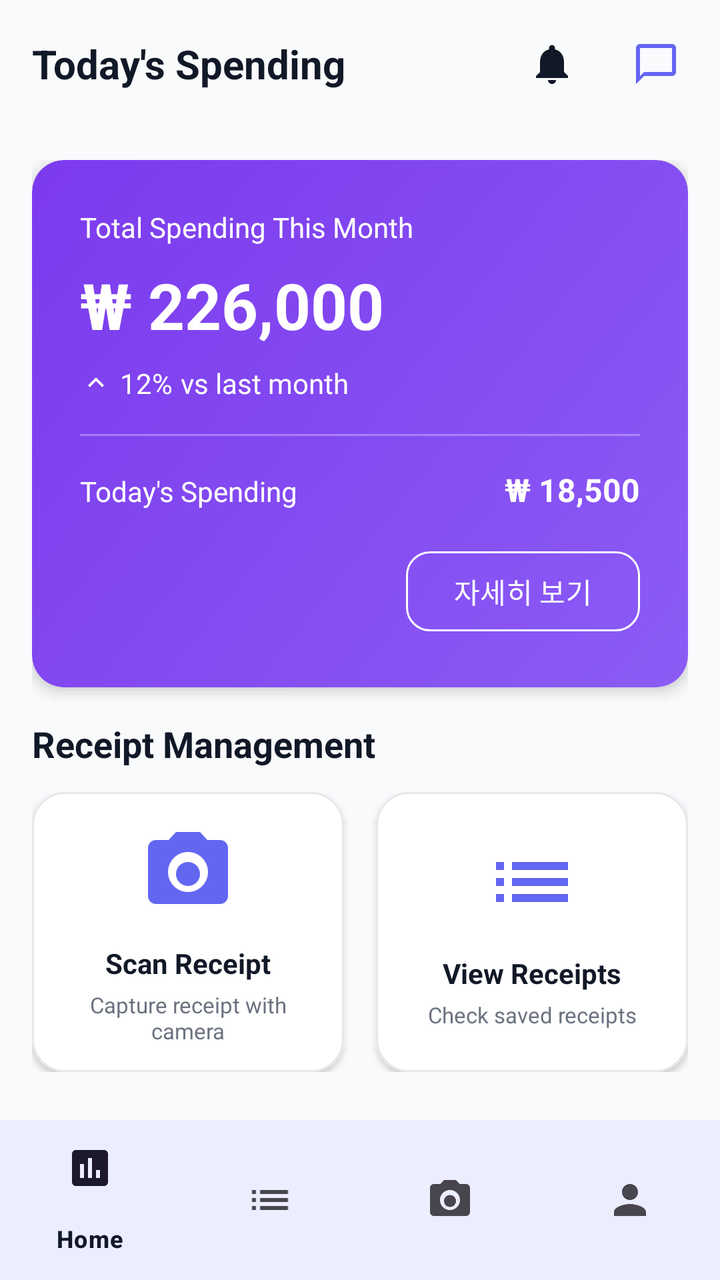
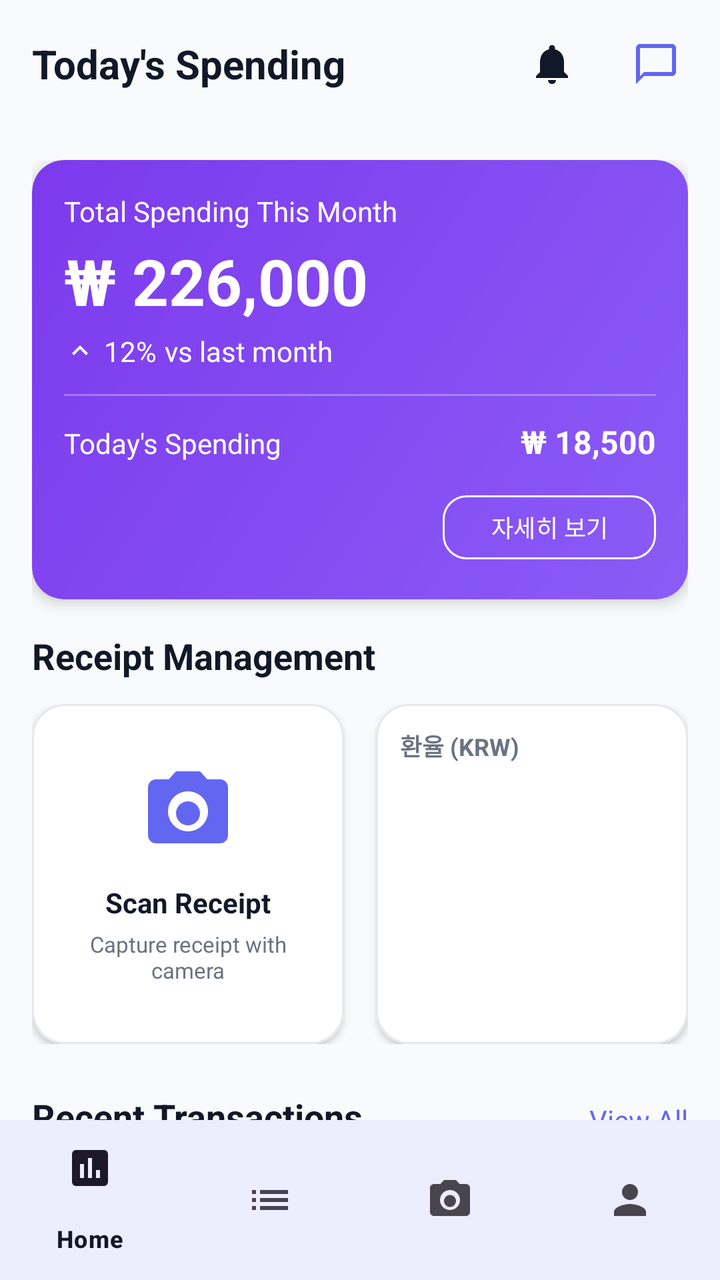

Screens rendered from an Android XML layout before and after an edit, with the pre-edit source and the edit as a unified diff.
<!-- AndroidManifest.xml: application theme Theme.Receiptify -->
<!-- res/layout/activity_home.xml -->
<?xml version="1.0" encoding="utf-8"?>
<androidx.coordinatorlayout.widget.CoordinatorLayout xmlns:android="http://schemas.android.com/apk/res/android"
    xmlns:app="http://schemas.android.com/apk/res-auto"
    android:layout_width="match_parent"
    android:layout_height="match_parent"
    android:background="@color/background_light">

    <com.google.android.material.appbar.AppBarLayout
        android:layout_width="match_parent"
        android:layout_height="wrap_content"
        android:background="@android:color/transparent"
        app:elevation="0dp">

        <androidx.appcompat.widget.Toolbar
            android:id="@+id/toolbar"
            android:layout_width="match_parent"
            android:layout_height="?attr/actionBarSize"
            android:background="@android:color/transparent">

            
            <LinearLayout
                android:layout_width="match_parent"
                android:layout_height="wrap_content"
                android:gravity="center_vertical"
                android:orientation="horizontal">

                
                <TextView
                    android:layout_width="0dp"
                    android:layout_height="wrap_content"
                    android:layout_weight="1"
                    android:text="@string/home_title"
                    android:textColor="@color/text_primary"
                    android:textSize="20sp"
                    android:textStyle="bold" />

                
                <FrameLayout
                    android:id="@+id/layoutNotificationIcon"
                    android:layout_width="48dp"
                    android:layout_height="48dp"
                    android:layout_marginEnd="4dp"
                    android:background="?attr/selectableItemBackgroundBorderless"
                    android:clickable="true"
                    android:focusable="true"
                    android:padding="12dp">

                    <ImageView
                        android:id="@+id/ivNotificationIcon"
                        android:layout_width="24dp"
                        android:layout_height="24dp"
                        android:layout_gravity="center"
                        android:contentDescription="알림"
                        android:src="@drawable/ic_notifications"
                        app:tint="@color/text_primary" />

                    <TextView
                        android:id="@+id/tvNotificationBadge"
                        android:layout_width="16dp"
                        android:layout_height="16dp"
                        android:layout_gravity="top|end"
                        android:layout_marginTop="8dp"
                        android:layout_marginEnd="8dp"
                        android:background="@drawable/bg_notification_badge"
                        android:gravity="center"
                        android:text="0"
                        android:textColor="@android:color/white"
                        android:textSize="10sp"
                        android:textStyle="bold"
                        android:visibility="gone" />

                </FrameLayout>

                
                <ImageButton
                    android:id="@+id/btnChatbot"
                    android:layout_width="48dp"
                    android:layout_height="48dp"
                    android:layout_marginEnd="8dp"
                    android:background="?attr/selectableItemBackgroundBorderless"
                    android:contentDescription="챗봇"
                    android:padding="12dp"
                    android:src="@drawable/ic_chat"
                    app:tint="@color/primary_purple" />

            </LinearLayout>

        </androidx.appcompat.widget.Toolbar>

    </com.google.android.material.appbar.AppBarLayout>

    <androidx.core.widget.NestedScrollView
        android:layout_width="match_parent"
        android:layout_height="match_parent"
        android:fillViewport="true"
        app:layout_behavior="@string/appbar_scrolling_view_behavior">

        <LinearLayout
            android:layout_width="match_parent"
            android:layout_height="wrap_content"
            android:orientation="vertical"
            android:padding="16dp">

            
            <androidx.cardview.widget.CardView
                android:layout_width="match_parent"
                android:layout_height="wrap_content"
                android:layout_marginBottom="16dp"
                app:cardCornerRadius="16dp"
                app:cardElevation="4dp">

                <LinearLayout
                    android:layout_width="match_parent"
                    android:layout_height="wrap_content"
                    android:background="@drawable/bg_card_gradient"
                    android:orientation="vertical"
                    android:padding="24dp">

                    <TextView
                        android:layout_width="wrap_content"
                        android:layout_height="wrap_content"
                        android:text="@string/this_month_total"
                        android:textColor="@color/white"
                        android:textSize="14sp" />

                    <TextView
                        android:id="@+id/tvMonthlyTotal"
                        android:layout_width="wrap_content"
                        android:layout_height="wrap_content"
                        android:layout_marginTop="8dp"
                        android:text="₩ 226,000"
                        android:textColor="@color/white"
                        android:textSize="32sp"
                        android:textStyle="bold" />

                    <LinearLayout
                        android:layout_width="wrap_content"
                        android:layout_height="wrap_content"
                        android:layout_marginTop="8dp"
                        android:gravity="center_vertical"
                        android:orientation="horizontal">

                        <ImageView
                            android:id="@+id/ivTrendIcon"
                            android:layout_width="16dp"
                            android:layout_height="16dp"
                            android:src="@drawable/ic_arrow_up"
                            app:tint="@color/white" />

                        <TextView
                            android:id="@+id/tvTrendPercentage"
                            android:layout_width="wrap_content"
                            android:layout_height="wrap_content"
                            android:layout_marginStart="4dp"
                            android:text="12%"
                            android:textColor="@color/white"
                            android:textSize="14sp" />

                        <TextView
                            android:layout_width="wrap_content"
                            android:layout_height="wrap_content"
                            android:layout_marginStart="4dp"
                            android:text="@string/vs_last_month"
                            android:textColor="@color/white"
                            android:textSize="14sp" />

                    </LinearLayout>

                    <View
                        android:layout_width="match_parent"
                        android:layout_height="1dp"
                        android:layout_marginTop="16dp"
                        android:layout_marginBottom="16dp"
                        android:alpha="0.3"
                        android:background="@color/white" />

                    <LinearLayout
                        android:layout_width="match_parent"
                        android:layout_height="wrap_content"
                        android:orientation="horizontal">

                        <TextView
                            android:layout_width="0dp"
                            android:layout_height="wrap_content"
                            android:layout_weight="1"
                            android:text="@string/today_spending"
                            android:textColor="@color/white"
                            android:textSize="14sp" />

                        <TextView
                            android:id="@+id/tvTodaySpending"
                            android:layout_width="wrap_content"
                            android:layout_height="wrap_content"
                            android:text="₩ 18,500"
                            android:textColor="@color/white"
                            android:textSize="16sp"
                            android:textStyle="bold" />

                    </LinearLayout>

                    <com.google.android.material.button.MaterialButton
                        android:id="@+id/btnViewDetails"
                        style="@style/Widget.Material3.Button.OutlinedButton"
                        android:layout_width="wrap_content"
                        android:layout_height="48dp"
                        android:layout_gravity="end"
                        android:layout_marginTop="16dp"
                        android:text="자세히 보기"
                        android:textColor="@color/white"
                        app:cornerRadius="12dp"
                        app:strokeColor="@color/white"
                        app:strokeWidth="1dp" />

                </LinearLayout>

            </androidx.cardview.widget.CardView>

            
            <TextView
                android:layout_width="wrap_content"
                android:layout_height="wrap_content"
                android:layout_marginBottom="12dp"
                android:text="@string/receipt_management"
                android:textColor="@color/text_primary"
                android:textSize="18sp"
                android:textStyle="bold" />

            <LinearLayout
                android:layout_width="match_parent"
                android:layout_height="wrap_content"
                android:layout_marginBottom="24dp"
                android:orientation="horizontal">

                
                <androidx.cardview.widget.CardView
                    android:id="@+id/cardScanReceipt"
                    android:layout_width="0dp"
                    android:layout_height="140dp"
                    android:layout_marginEnd="8dp"
                    android:layout_weight="1"
                    android:clickable="true"
                    android:focusable="true"
                    android:foreground="?attr/selectableItemBackground"
                    app:cardCornerRadius="16dp"
                    app:cardElevation="2dp">

                    <LinearLayout
                        android:layout_width="match_parent"
                        android:layout_height="match_parent"
                        android:background="@drawable/bg_card_white"
                        android:gravity="center"
                        android:orientation="vertical"
                        android:padding="16dp">

                        <ImageView
                            android:layout_width="48dp"
                            android:layout_height="48dp"
                            android:src="@drawable/ic_camera"
                            app:tint="@color/primary_purple" />

                        <TextView
                            android:layout_width="wrap_content"
                            android:layout_height="wrap_content"
                            android:layout_marginTop="12dp"
                            android:text="@string/scan_receipt"
                            android:textColor="@color/text_primary"
                            android:textSize="14sp"
                            android:textStyle="bold" />

                        <TextView
                            android:layout_width="wrap_content"
                            android:layout_height="wrap_content"
                            android:layout_marginTop="4dp"
                            android:gravity="center"
                            android:text="@string/scan_receipt_desc"
                            android:textColor="@color/text_secondary"
                            android:textSize="11sp" />

                    </LinearLayout>

                </androidx.cardview.widget.CardView>

                
                <androidx.cardview.widget.CardView
                    android:id="@+id/cardViewReceipts"
                    android:layout_width="0dp"
                    android:layout_height="140dp"
                    android:layout_marginStart="8dp"
                    android:layout_weight="1"
                    android:clickable="true"
                    android:focusable="true"
                    android:foreground="?attr/selectableItemBackground"
                    app:cardCornerRadius="16dp"
                    app:cardElevation="2dp">

                    <LinearLayout
                        android:layout_width="match_parent"
                        android:layout_height="match_parent"
                        android:background="@drawable/bg_card_white"
                        android:gravity="center"
                        android:orientation="vertical"
                        android:padding="16dp">

                        <ImageView
                            android:layout_width="48dp"
                            android:layout_height="48dp"
                            android:src="@drawable/ic_list"
                            app:tint="@color/primary_purple" />

                        <TextView
                            android:layout_width="wrap_content"
                            android:layout_height="wrap_content"
                            android:layout_marginTop="12dp"
                            android:text="@string/upload_receipt"
                            android:textColor="@color/text_primary"
                            android:textSize="14sp"
                            android:textStyle="bold" />

                        <TextView
                            android:layout_width="wrap_content"
                            android:layout_height="wrap_content"
                            android:layout_marginTop="4dp"
                            android:gravity="center"
                            android:text="@string/upload_receipt_desc"
                            android:textColor="@color/text_secondary"
                            android:textSize="11sp" />

                    </LinearLayout>

                </androidx.cardview.widget.CardView>

            </LinearLayout>

            
            <LinearLayout
                android:layout_width="match_parent"
                android:layout_height="wrap_content"
                android:layout_marginBottom="12dp"
                android:orientation="horizontal">

                <TextView
                    android:layout_width="0dp"
                    android:layout_height="wrap_content"
                    android:layout_weight="1"
                    android:text="@string/recent_transactions"
                    android:textColor="@color/text_primary"
                    android:textSize="18sp"
                    android:textStyle="bold" />

                <TextView
                    android:id="@+id/tvViewAll"
                    android:layout_width="wrap_content"
                    android:layout_height="wrap_content"
                    android:text="@string/view_all"
                    android:textColor="@color/primary_purple"
                    android:textSize="14sp" />

            </LinearLayout>

            
            <androidx.recyclerview.widget.RecyclerView
                android:id="@+id/rvRecentTransactions"
                android:layout_width="match_parent"
                android:layout_height="wrap_content"
                android:nestedScrollingEnabled="false" />

            
            <LinearLayout
                android:id="@+id/layoutEmptyState"
                android:layout_width="match_parent"
                android:layout_height="wrap_content"
                android:layout_marginTop="32dp"
                android:gravity="center"
                android:orientation="vertical"
                android:padding="32dp"
                android:visibility="gone">

                <ImageView
                    android:layout_width="80dp"
                    android:layout_height="80dp"
                    android:alpha="0.3"
                    android:src="@drawable/ic_receipt"
                    app:tint="@color/text_secondary" />

                <TextView
                    android:layout_width="wrap_content"
                    android:layout_height="wrap_content"
                    android:layout_marginTop="16dp"
                    android:text="@string/no_transactions"
                    android:textColor="@color/text_primary"
                    android:textSize="16sp"
                    android:textStyle="bold" />

                <TextView
                    android:layout_width="wrap_content"
                    android:layout_height="wrap_content"
                    android:layout_marginTop="8dp"
                    android:text="@string/start_scanning"
                    android:textColor="@color/text_secondary"
                    android:textSize="14sp" />

            </LinearLayout>

        </LinearLayout>

    </androidx.core.widget.NestedScrollView>

    

    
    <com.google.android.material.bottomnavigation.BottomNavigationView
        android:id="@+id/bottomNavigation"
        android:layout_width="match_parent"
        android:layout_height="wrap_content"
        android:layout_gravity="bottom"
        android:background="@color/white"
        app:elevation="8dp"
        app:menu="@menu/bottom_nav_menu" />

</androidx.coordinatorlayout.widget.CoordinatorLayout>
<!-- resources referenced by this layout -->
<resources>
  <color name="background_light">#F9FAFB</color>
  <color name="primary_purple">#6366F1</color>
  <color name="text_primary">#111827</color>
  <color name="text_secondary">#6B7280</color>
  <color name="white">#FFFFFF</color>
  <!-- drawable bg_card_gradient (drawable) -->
  <?xml version="1.0" encoding="utf-8"?>
  <shape xmlns:android="http://schemas.android.com/apk/res/android"
      android:shape="rectangle">
      <gradient
          android:angle="135"
          android:endColor="#7C3AED"
          android:startColor="#8B5CF6"
          android:type="linear" />
      <corners android:radius="16dp" />
  </shape>
  <!-- drawable bg_card_white (drawable) -->
  <?xml version="1.0" encoding="utf-8"?>
  <shape xmlns:android="http://schemas.android.com/apk/res/android"
      android:shape="rectangle">
      <solid android:color="@color/card_background" />
      <corners android:radius="16dp" />
      <stroke
          android:width="1dp"
          android:color="@color/divider" />
  </shape>
  <!-- drawable bg_notification_badge (drawable) -->
  <?xml version="1.0" encoding="utf-8"?>
  <shape xmlns:android="http://schemas.android.com/apk/res/android"
      android:shape="oval">
      <solid android:color="#EF4444" />
      <size
          android:width="16dp"
          android:height="16dp" />
  </shape>
  <!-- drawable ic_arrow_up (drawable) -->
  <?xml version="1.0" encoding="utf-8"?>
  <vector xmlns:android="http://schemas.android.com/apk/res/android"
      android:width="24dp"
      android:height="24dp"
      android:viewportWidth="24"
      android:viewportHeight="24">
      <path
          android:fillColor="#FF000000"
          android:pathData="M7.41,15.41L12,10.83l4.59,4.58L18,14l-6,-6 -6,6z"/>
  </vector>
  <!-- drawable ic_chat (drawable) -->
  <?xml version="1.0" encoding="utf-8"?>
  <vector xmlns:android="http://schemas.android.com/apk/res/android"
      android:width="24dp"
      android:height="24dp"
      android:viewportWidth="24"
      android:viewportHeight="24">
      <path
          android:fillColor="#000000"
          android:pathData="M20,2H4C2.9,2 2,2.9 2,4v18l4,-4h14c1.1,0 2,-0.9 2,-2V4C22,2.9 21.1,2 20,2zM20,16H6l-2,2V4h16V16z"/>
  </vector>
  <!-- drawable ic_list (drawable) -->
  <vector xmlns:android="http://schemas.android.com/apk/res/android"
      android:width="24dp"
      android:height="24dp"
      android:viewportWidth="24"
      android:viewportHeight="24">
      <path
          android:fillColor="#FF000000"
          android:pathData="M3,13h2v-2L3,11v2zM3,17h2v-2L3,15v2zM3,9h2L5,7L3,7v2zM7,13h14v-2L7,11v2zM7,17h14v-2L7,15v2zM7,7v2h14L21,7L7,7z"/>
  </vector>
  <string name="home_title">Today\'s Spending</string>
  <string name="no_transactions">No transactions yet</string>
  <string name="receipt_management">Receipt Management</string>
  <string name="recent_transactions">Recent Transactions</string>
  <string name="scan_receipt">Scan Receipt</string>
  <string name="scan_receipt_desc">Capture receipt with camera</string>
  <string name="start_scanning">Start by scanning a receipt</string>
  <string name="this_month_total">Total Spending This Month</string>
  <string name="today_spending">Today\'s Spending</string>
  <string name="upload_receipt">View Receipts</string>
  <string name="upload_receipt_desc">Check saved receipts</string>
  <string name="view_all">View All</string>
  <string name="vs_last_month">vs last month</string>
  <style name="Theme.Receiptify" parent="Base.Theme.Receiptify" />
  <color name="card_background">#FFFFFF</color>
  <color name="divider">#E5E7EB</color>
  <color name="primary_purple_dark">#4F46E5</color>
  <color name="surface_light">#FFFFFF</color>
  <!-- unchanged entries left out for length: 4 -->
</resources>

<!-- the commit's change to res/layout/activity_home.xml (unified diff, before → after) -->
@@ -114,7 +114,7 @@
                     android:layout_height="wrap_content"
                     android:background="@drawable/bg_card_gradient"
                     android:orientation="vertical"
-                    android:padding="24dp">
+                    android:padding="16dp">
 
                     <TextView
                         android:layout_width="wrap_content"
@@ -127,7 +127,7 @@
                         android:id="@+id/tvMonthlyTotal"
                         android:layout_width="wrap_content"
                         android:layout_height="wrap_content"
-                        android:layout_marginTop="8dp"
+                        android:layout_marginTop="4dp"
                         android:text="₩ 226,000"
                         android:textColor="@color/white"
                         android:textSize="32sp"
@@ -136,7 +136,7 @@
                     <LinearLayout
                         android:layout_width="wrap_content"
                         android:layout_height="wrap_content"
-                        android:layout_marginTop="8dp"
+                        android:layout_marginTop="4dp"
                         android:gravity="center_vertical"
                         android:orientation="horizontal">
 
@@ -169,8 +169,8 @@
                     <View
                         android:layout_width="match_parent"
                         android:layout_height="1dp"
-                        android:layout_marginTop="16dp"
-                        android:layout_marginBottom="16dp"
+                        android:layout_marginTop="12dp"
+                        android:layout_marginBottom="12dp"
                         android:alpha="0.3"
                         android:background="@color/white" />
 
@@ -202,11 +202,12 @@
                         android:id="@+id/btnViewDetails"
                         style="@style/Widget.Material3.Button.OutlinedButton"
                         android:layout_width="wrap_content"
-                        android:layout_height="48dp"
+                        android:layout_height="40dp"
                         android:layout_gravity="end"
-                        android:layout_marginTop="16dp"
+                        android:layout_marginTop="12dp"
                         android:text="자세히 보기"
                         android:textColor="@color/white"
+                        android:textSize="12sp"
                         app:cornerRadius="12dp"
                         app:strokeColor="@color/white"
                         app:strokeWidth="1dp" />
@@ -235,7 +236,7 @@
                 <androidx.cardview.widget.CardView
                     android:id="@+id/cardScanReceipt"
                     android:layout_width="0dp"
-                    android:layout_height="140dp"
+                    android:layout_height="170dp"
                     android:layout_marginEnd="8dp"
                     android:layout_weight="1"
                     android:clickable="true"
@@ -282,9 +283,9 @@
 
                 
                 <androidx.cardview.widget.CardView
-                    android:id="@+id/cardViewReceipts"
+                    android:id="@+id/cardExchangeRate"
                     android:layout_width="0dp"
-                    android:layout_height="140dp"
+                    android:layout_height="170dp"
                     android:layout_marginStart="8dp"
                     android:layout_weight="1"
                     android:clickable="true"
@@ -297,33 +298,33 @@
                         android:layout_width="match_parent"
                         android:layout_height="match_parent"
                         android:background="@drawable/bg_card_white"
-                        android:gravity="center"
                         android:orientation="vertical"
-                        android:padding="16dp">
-
-                        <ImageView
-                            android:layout_width="48dp"
-                            android:layout_height="48dp"
-                            android:src="@drawable/ic_list"
-                            app:tint="@color/primary_purple" />
-
-                        <TextView
-                            android:layout_width="wrap_content"
-                            android:layout_height="wrap_content"
-                            android:layout_marginTop="12dp"
-                            android:text="@string/upload_receipt"
-                            android:textColor="@color/text_primary"
-                            android:textSize="14sp"
+                        android:padding="12dp">
+
+                        <TextView
+                            android:layout_width="wrap_content"
+                            android:layout_height="wrap_content"
+                            android:layout_marginBottom="8dp"
+                            android:text="환율 (KRW)"
+                            android:textColor="@color/text_secondary"
+                            android:textSize="12sp"
                             android:textStyle="bold" />
 
-                        <TextView
-                            android:layout_width="wrap_content"
-                            android:layout_height="wrap_content"
-                            android:layout_marginTop="4dp"
-                            android:gravity="center"
-                            android:text="@string/upload_receipt_desc"
-                            android:textColor="@color/text_secondary"
-                            android:textSize="11sp" />
+                        <LinearLayout
+                            android:id="@+id/layoutExchangeRates"
+                            android:layout_width="match_parent"
+                            android:layout_height="match_parent"
+                            android:orientation="vertical">
+
+                            
+                            <ProgressBar
+                                android:id="@+id/progressBarExchange"
+                                android:layout_width="24dp"
+                                android:layout_height="24dp"
+                                android:layout_gravity="center"
+                                android:layout_marginTop="20dp" />
+
+                        </LinearLayout>
 
                     </LinearLayout>
 
<!-- resource entries referenced after the edit -->
@@ -57,16 +57,6 @@
           android:fillColor="#000000"
           android:pathData="M20,2H4C2.9,2 2,2.9 2,4v18l4,-4h14c1.1,0 2,-0.9 2,-2V4C22,2.9 21.1,2 20,2zM20,16H6l-2,2V4h16V16z"/>
   </vector>
-  <!-- drawable ic_list (drawable) -->
-  <vector xmlns:android="http://schemas.android.com/apk/res/android"
-      android:width="24dp"
-      android:height="24dp"
-      android:viewportWidth="24"
-      android:viewportHeight="24">
-      <path
-          android:fillColor="#FF000000"
-          android:pathData="M3,13h2v-2L3,11v2zM3,17h2v-2L3,15v2zM3,9h2L5,7L3,7v2zM7,13h14v-2L7,11v2zM7,17h14v-2L7,15v2zM7,7v2h14L21,7L7,7z"/>
-  </vector>
   <string name="home_title">Today\'s Spending</string>
   <string name="no_transactions">No transactions yet</string>
   <string name="receipt_management">Receipt Management</string>
@@ -76,8 +66,6 @@
   <string name="start_scanning">Start by scanning a receipt</string>
   <string name="this_month_total">Total Spending This Month</string>
   <string name="today_spending">Today\'s Spending</string>
-  <string name="upload_receipt">View Receipts</string>
-  <string name="upload_receipt_desc">Check saved receipts</string>
   <string name="view_all">View All</string>
   <string name="vs_last_month">vs last month</string>
   <style name="Theme.Receiptify" parent="Base.Theme.Receiptify" />
